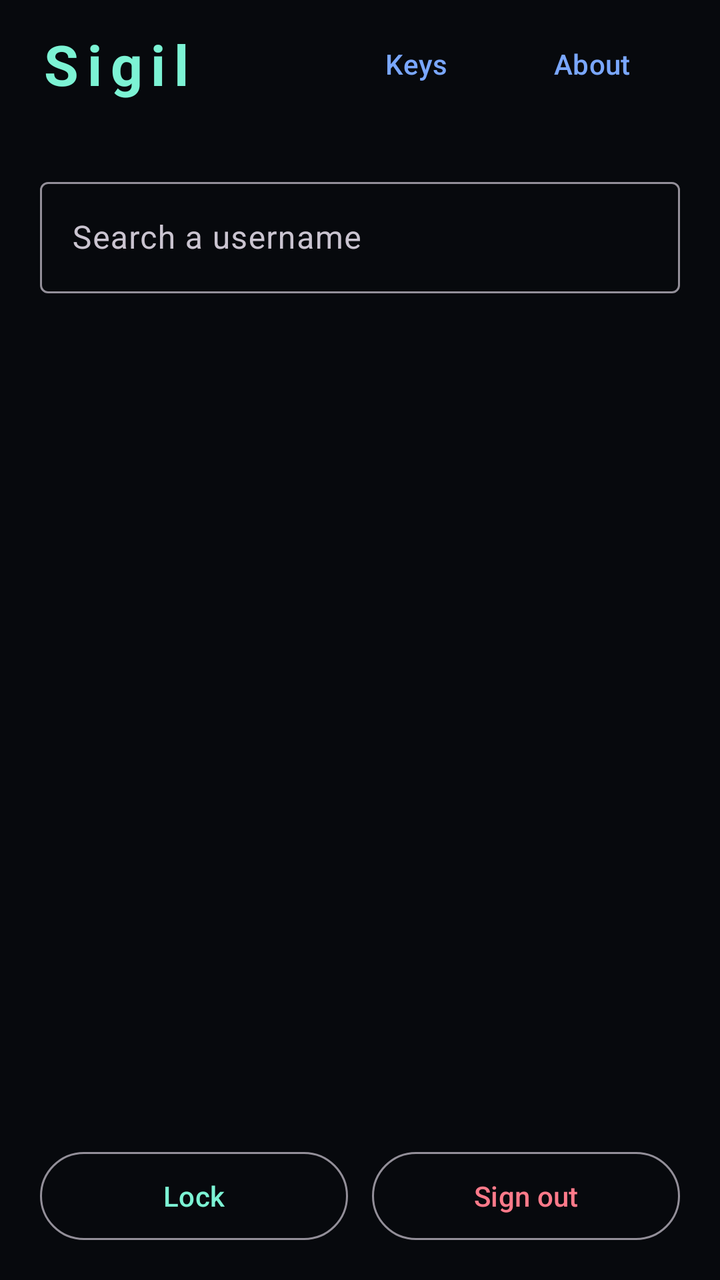
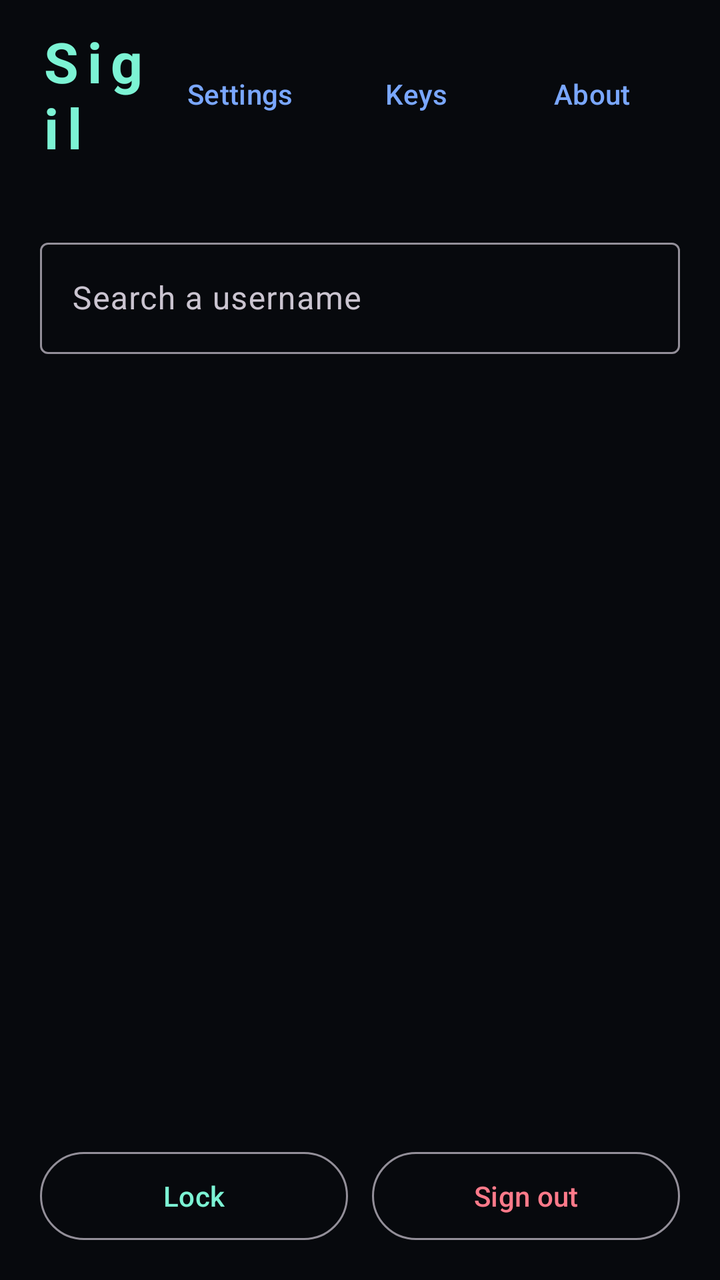

Two renders of the same Android screen: before a commit and after it. Below are the layout's source before the change and the commit's diff.
<!-- AndroidManifest.xml: application theme Theme.Sigil -->
<!-- res/layout/activity_home.xml -->
<?xml version="1.0" encoding="utf-8"?>
<LinearLayout xmlns:android="http://schemas.android.com/apk/res/android"
    xmlns:app="http://schemas.android.com/apk/res-auto"
    android:layout_width="match_parent"
    android:layout_height="match_parent"
    android:background="@color/bg"
    android:orientation="vertical"
    android:paddingStart="20dp"
    android:paddingEnd="20dp"
    android:paddingTop="12dp"
    android:paddingBottom="16dp">

    <LinearLayout
        android:layout_width="match_parent"
        android:layout_height="wrap_content"
        android:gravity="center_vertical"
        android:orientation="horizontal">

        <TextView
            android:layout_width="0dp"
            android:layout_height="wrap_content"
            android:layout_weight="1"
            android:letterSpacing="0.15"
            android:text="@string/app_name"
            android:textColor="@color/teal"
            android:textSize="28sp"
            android:textStyle="bold" />

        <com.google.android.material.button.MaterialButton
            android:id="@+id/keysBtn"
            style="@style/Widget.Material3.Button.TextButton"
            android:layout_width="wrap_content"
            android:layout_height="40dp"
            android:text="Keys"
            android:textAllCaps="false"
            android:textColor="@color/blue" />

        <com.google.android.material.button.MaterialButton
            android:id="@+id/aboutBtn"
            style="@style/Widget.Material3.Button.TextButton"
            android:layout_width="wrap_content"
            android:layout_height="40dp"
            android:text="About"
            android:textAllCaps="false"
            android:textColor="@color/blue" />
    </LinearLayout>

    <TextView
        android:id="@+id/who"
        android:layout_width="wrap_content"
        android:layout_height="wrap_content"
        android:textColor="@color/muted"
        android:textSize="13sp" />

    <com.google.android.material.textfield.TextInputLayout
        style="@style/Widget.Material3.TextInputLayout.OutlinedBox"
        android:layout_width="match_parent"
        android:layout_height="wrap_content"
        android:layout_marginTop="16dp"
        android:hint="Search a username">

        <com.google.android.material.textfield.TextInputEditText
            android:id="@+id/search"
            android:layout_width="match_parent"
            android:layout_height="wrap_content"
            android:inputType="textNoSuggestions" />
    </com.google.android.material.textfield.TextInputLayout>

    <TextView
        android:id="@+id/empty"
        android:layout_width="match_parent"
        android:layout_height="wrap_content"
        android:layout_marginTop="24dp"
        android:gravity="center"
        android:textColor="@color/muted"
        android:textSize="14sp" />

    <androidx.recyclerview.widget.RecyclerView
        android:id="@+id/list"
        android:layout_width="match_parent"
        android:layout_height="0dp"
        android:layout_marginTop="8dp"
        android:layout_weight="1" />

    <LinearLayout
        android:layout_width="match_parent"
        android:layout_height="wrap_content"
        android:orientation="horizontal">

        <com.google.android.material.button.MaterialButton
            android:id="@+id/lockBtn"
            style="@style/Widget.Material3.Button.OutlinedButton"
            android:layout_width="0dp"
            android:layout_height="52dp"
            android:layout_weight="1"
            android:text="Lock"
            android:textAllCaps="false" />

        <com.google.android.material.button.MaterialButton
            android:id="@+id/signOutBtn"
            style="@style/Widget.Material3.Button.OutlinedButton"
            android:layout_width="0dp"
            android:layout_height="52dp"
            android:layout_marginStart="12dp"
            android:layout_weight="1"
            android:text="Sign out"
            android:textAllCaps="false"
            android:textColor="@color/danger" />
    </LinearLayout>
</LinearLayout>
<!-- resources referenced by this layout -->
<resources>
  <color name="bg">#FF07090D</color>
  <color name="blue">#FF7AA7FF</color>
  <color name="danger">#FFFF7A8A</color>
  <color name="muted">#FF8A97A8</color>
  <color name="teal">#FF7CF3D4</color>
  <string name="app_name">Sigil</string>
  <style name="Theme.Sigil" parent="Theme.Material3.Dark.NoActionBar">
          <item name="colorPrimary">@color/teal</item>
          <item name="colorOnPrimary">@color/ink</item>
          <item name="colorSecondary">@color/blue</item>
          <item name="colorOnSecondary">@color/ink</item>
          <item name="colorSurface">@color/panel</item>
          <item name="colorOnSurface">@color/text</item>
          <item name="android:colorBackground">@color/bg</item>
          <item name="android:windowBackground">@color/bg</item>
          <item name="android:statusBarColor">@color/bg</item>
          <item name="android:navigationBarColor">@color/bg</item>
          <item name="android:windowLightStatusBar">false</item>
      </style>
  <color name="ink">#FF04201A</color>
  <color name="panel">#FF0E131B</color>
  <color name="text">#FFE6EDF6</color>
</resources>

<!-- the commit's change to res/layout/activity_home.xml (unified diff, before → after) -->
@@ -25,6 +25,15 @@
             android:textColor="@color/teal"
             android:textSize="28sp"
             android:textStyle="bold" />
+
+        <com.google.android.material.button.MaterialButton
+            android:id="@+id/settingsBtn"
+            style="@style/Widget.Material3.Button.TextButton"
+            android:layout_width="wrap_content"
+            android:layout_height="40dp"
+            android:text="Settings"
+            android:textAllCaps="false"
+            android:textColor="@color/blue" />
 
         <com.google.android.material.button.MaterialButton
             android:id="@+id/keysBtn"
